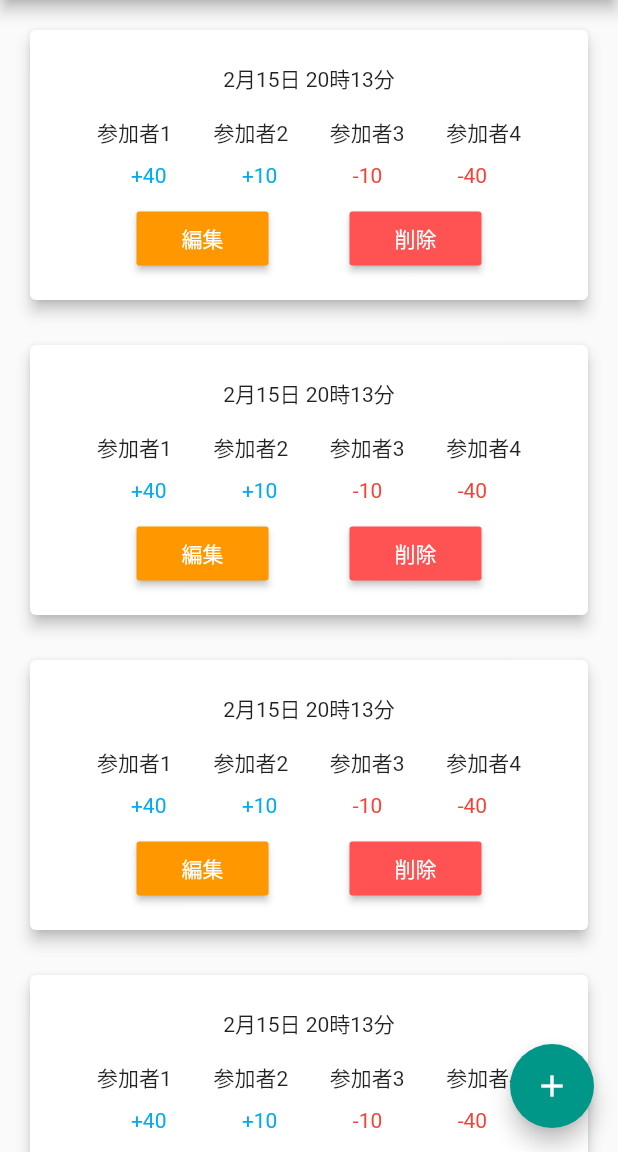
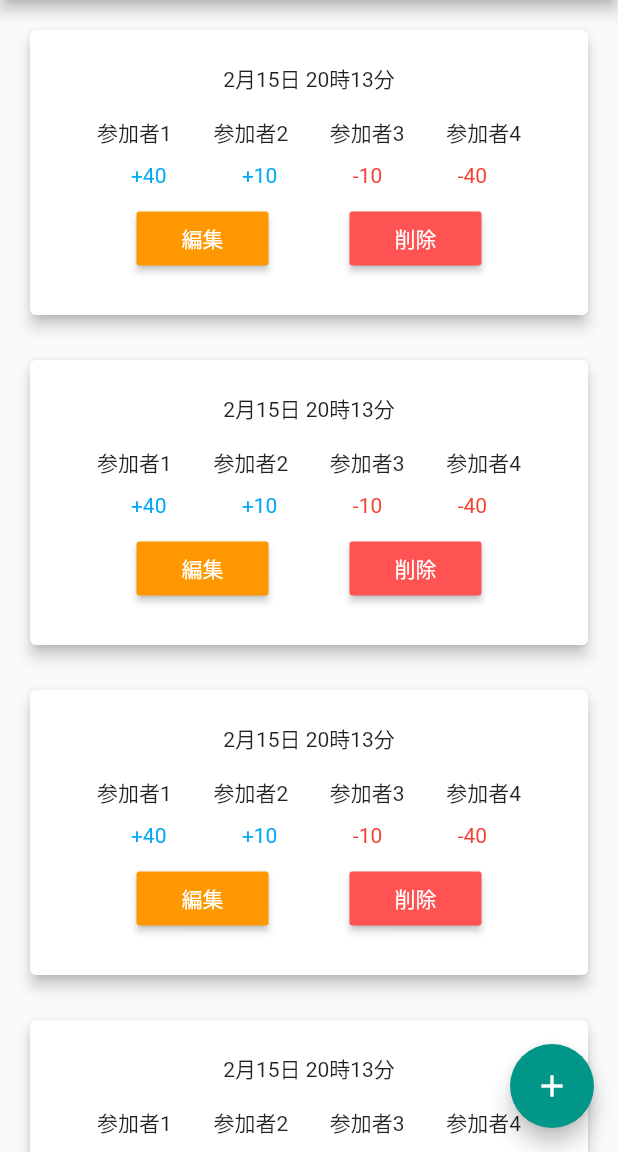
Before and after one commit to aniyome/jong_memo, a Flutter app: the screen it shows after launch, on a phone screen of 412 x 824 dp, the part 84-1236 px from its top. Run offline on Flutter 3.47's test engine with Material 2 defaults, Android fonts, the phone set to English and light mode, and no system bars.

```diff
--- a/lib/screens/record_list_screen.dart
+++ b/lib/screens/record_list_screen.dart
@@ -31,7 +31,7 @@ class RecordListScreen extends StatelessWidget {
                   final game = gameData.games[index];
                   return Container(
                     padding: EdgeInsets.fromLTRB(10, 10, 10, 0),
-                    height: 210,
+                    height: 220,
                     width: double.maxFinite,
                     child: Card(
                         elevation: 4.0,
```
Also changed, not shown: 2 other files.
